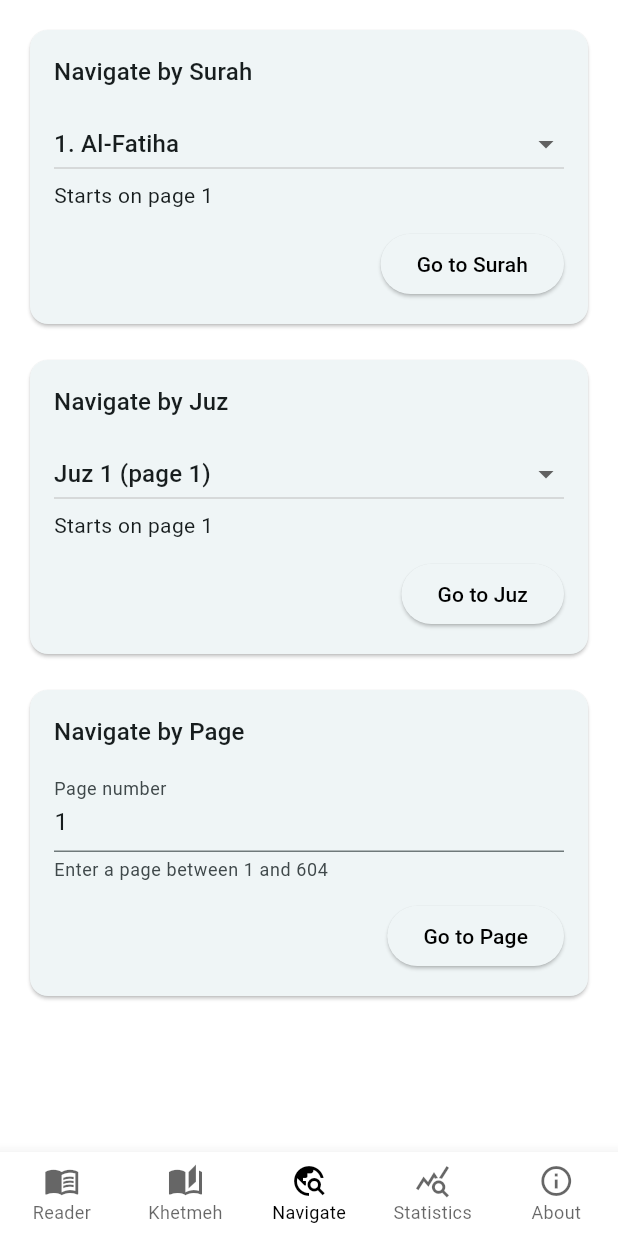
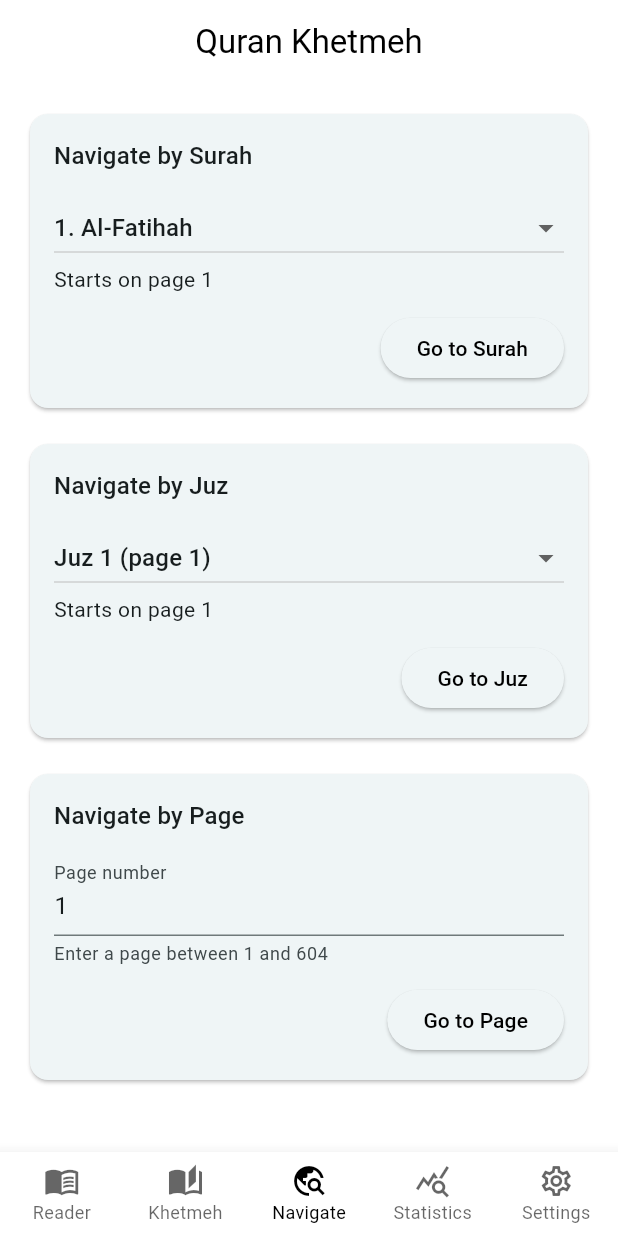
Before and after one commit to alialshishani/quran_sahaba, a Flutter app: the screen it shows after launch, item 3 of the bottom bar chosen, on a phone screen of 412 x 824 dp. Run offline on Flutter 3.47's test engine with Material 3 defaults, Android fonts, the phone set to English and light mode, and no system bars; our stand-ins replace shared_preferences.

Commit message:
khetmeh & arabization remaining

```diff
--- a/lib/home/home_page.dart
+++ b/lib/home/home_page.dart
@@ -104,6 +104,12 @@ class _MyHomePageState extends State<MyHomePage> {
     await prefs.setString(_statsStorageKey, jsonEncode(_dailyReadingCounts));
   }
 
+  void _toggleChrome() {
+    setState(() {
+      _isBottomBarVisible = !_isBottomBarVisible;
+    });
+  }
+
   void _handlePageChanged(int index) {
     final updatedPage = index + 1;
     setState(() {
@@ -116,13 +122,42 @@ class _MyHomePageState extends State<MyHomePage> {
 
   @override
   Widget build(BuildContext context) {
+    final bool showChrome = _tabIndex == 0 ? _isBottomBarVisible : true;
+
     return Scaffold(
+      appBar: AppBar(
+        backgroundColor: showChrome
+            ? Theme.of(context).appBarTheme.backgroundColor
+            : Colors.transparent,
+        foregroundColor: showChrome
+            ? Theme.of(context).appBarTheme.foregroundColor
+            : Colors.transparent,
+        elevation: 0,
+        centerTitle: true,
+        title: showChrome
+            ? Text(
+                _tabIndex == 0
+                    ? ' ${_currentSurahName ?? 'Surah'}'
+                    : 'Quran Khetmeh',
+              )
+            : const SizedBox.shrink(),
+        automaticallyImplyLeading: false,
+        actions: _tabIndex == 0 && showChrome
+            ? [
+                IconButton(
+                  icon: Icon(
+                    _isBottomBarVisible
+                        ? Icons.visibility_off
+                        : Icons.visibility,
+                  ),
+                  onPressed: _toggleChrome,
+                ),
+              ]
+            : null,
+      ),
       body: GestureDetector(
-        onTap: () {
-          setState(() {
-            _isBottomBarVisible = !_isBottomBarVisible;
-          });
-        },
+        behavior: HitTestBehavior.translucent,
+        onTap: _tabIndex == 0 ? _toggleChrome : null,
         child: switch (_tabIndex) {
           0 => _buildReaderTab(),
           1 => KhetmehTab(plans: khetmehPlans),
@@ -154,14 +189,14 @@ class _MyHomePageState extends State<MyHomePage> {
         removeBottom: true,
         removeTop: true,
         child: IgnorePointer(
-          ignoring: !_isBottomBarVisible,
+          ignoring: !showChrome,
           child: AnimatedSlide(
             duration: const Duration(milliseconds: 200),
             curve: Curves.easeInOut,
-            offset: _isBottomBarVisible ? Offset.zero : const Offset(0, 1),
+            offset: showChrome ? Offset.zero : const Offset(0, 1),
             child: AnimatedOpacity(
               duration: const Duration(milliseconds: 200),
-              opacity: _isBottomBarVisible ? 1.0 : 0.0,
+              opacity: showChrome ? 1.0 : 0.0,
               child: BottomNavigationBar(
                 type: BottomNavigationBarType.fixed,
                 selectedFontSize: 12,
@@ -176,6 +211,9 @@ class _MyHomePageState extends State<MyHomePage> {
                   if (index == _tabIndex) return;
                   setState(() {
                     _tabIndex = index;
+                    if (_tabIndex != 0) {
+                      _isBottomBarVisible = true;
+                    }
                   });
                   if (index == 0) {
                     _jumpToPageImmediately(_currentPage);
@@ -199,8 +237,8 @@ class _MyHomePageState extends State<MyHomePage> {
                     label: 'Statistics',
                   ),
                 BottomNavigationBarItem(
-                    icon: Icon(Icons.info_outline),
-                    label: 'About',
+                  icon: Icon(Icons.settings_outlined),
+                  label: 'Settings',
                 ),
                 ],
               ),
@@ -309,4 +347,12 @@ class _MyHomePageState extends State<MyHomePage> {
     );
     return totalPages / _dailyReadingCounts.length;
   }
+
+  String? get _currentSurahName {
+    final match = surahInfos.lastWhere(
+      (surah) => surah.page <= _currentPage,
+      orElse: () => surahInfos.first,
+    );
+    return match.name;
   }
+}
--- a/lib/models/quran_data.dart
+++ b/lib/models/quran_data.dart
@@ -53,120 +53,120 @@ const List<KhetmehPlan> khetmehPlans = [
 ];
 
 const List<SurahInfo> surahInfos = [
-  SurahInfo(number: 1, name: "Al-Fatiha", page: 1),
-  SurahInfo(number: 2, name: "Al-Baqara", page: 2),
-  SurahInfo(number: 3, name: "Aal-Imran", page: 45),
-  SurahInfo(number: 4, name: "An-Nisaa'", page: 69),
-  SurahInfo(number: 5, name: "Al-Ma'ida", page: 95),
-  SurahInfo(number: 6, name: "Al-An'am", page: 115),
-  SurahInfo(number: 7, name: "Al-A'raf", page: 136),
-  SurahInfo(number: 8, name: "Al-Anfal", page: 160),
-  SurahInfo(number: 9, name: "Al-Tawba", page: 169),
-  SurahInfo(number: 10, name: "Yunus", page: 187),
-  SurahInfo(number: 11, name: "Hud", page: 199),
-  SurahInfo(number: 12, name: "Yusuf", page: 212),
-  SurahInfo(number: 13, name: "Ar-Ra'd", page: 225),
-  SurahInfo(number: 14, name: "Ibrahim", page: 231),
-  SurahInfo(number: 15, name: "Al-Hijr", page: 237),
-  SurahInfo(number: 16, name: "An-Nahl", page: 242),
-  SurahInfo(number: 17, name: "Al-Israa", page: 255),
-  SurahInfo(number: 18, name: "Al-Kahf", page: 266),
-  SurahInfo(number: 19, name: "Maryam", page: 277),
-  SurahInfo(number: 20, name: "Ta-Ha", page: 284),
-  SurahInfo(number: 21, name: "Al-Anbiya", page: 294),
-  SurahInfo(number: 22, name: "Al-Hajj", page: 302),
-  SurahInfo(number: 23, name: "Al-Muminun", page: 311),
-  SurahInfo(number: 24, name: "An-Nur", page: 319),
-  SurahInfo(number: 25, name: "Al-Furqan", page: 329),
-  SurahInfo(number: 26, name: "Ash-Shuara", page: 335),
-  SurahInfo(number: 27, name: "An-Naml", page: 345),
-  SurahInfo(number: 28, name: "Al-Qasas", page: 354),
-  SurahInfo(number: 29, name: "Al-Ankabut", page: 364),
-  SurahInfo(number: 30, name: "Ar-Rum", page: 371),
-  SurahInfo(number: 31, name: "Luqman", page: 377),
-  SurahInfo(number: 32, name: "As-Sajdah", page: 381),
-  SurahInfo(number: 33, name: "Al-Ahzab", page: 383),
-  SurahInfo(number: 34, name: "Saba", page: 393),
-  SurahInfo(number: 35, name: "Fatir", page: 399),
-  SurahInfo(number: 36, name: "Yasin", page: 404),
-  SurahInfo(number: 37, name: "As-Saffat", page: 410),
-  SurahInfo(number: 38, name: "Sad", page: 417),
-  SurahInfo(number: 39, name: "Az-Zumar", page: 422),
-  SurahInfo(number: 40, name: "Ghafir", page: 431),
-  SurahInfo(number: 41, name: "Fussilat", page: 439),
-  SurahInfo(number: 42, name: "Ash-Shura", page: 445),
-  SurahInfo(number: 43, name: "Az-Zukhruf", page: 451),
-  SurahInfo(number: 44, name: "Ad-Dukhan", page: 457),
-  SurahInfo(number: 45, name: "Al-Jathiya", page: 460),
-  SurahInfo(number: 46, name: "Al-Ahqaf", page: 464),
-  SurahInfo(number: 47, name: "Muhammad", page: 468),
-  SurahInfo(number: 48, name: "Al-Fath", page: 472),
-  SurahInfo(number: 49, name: "Al-Hujurat", page: 477),
-  SurahInfo(number: 50, name: "Qaf", page: 479),
-  SurahInfo(number: 51, name: "Az-Zariyat", page: 482),
-  SurahInfo(number: 52, name: "At-Tur", page: 485),
-  SurahInfo(number: 53, name: "An-Najm", page: 487),
-  SurahInfo(number: 54, name: "Al-Qamar", page: 490),
-  SurahInfo(number: 55, name: "Ar-Rahman", page: 493),
-  SurahInfo(number: 56, name: "Al-Waqia", page: 496),
-  SurahInfo(number: 57, name: "Al-Hadid", page: 499),
-  SurahInfo(number: 58, name: "Al-Mujadilah", page: 504),
-  SurahInfo(number: 59, name: "Al-Hashr", page: 507),
-  SurahInfo(number: 60, name: "Al-Mumtahinah", page: 510),
-  SurahInfo(number: 61, name: "As-Saff", page: 513),
-  SurahInfo(number: 62, name: "Al-Jumu'ah", page: 515),
-  SurahInfo(number: 63, name: "Al-Munafiqun", page: 516),
-  SurahInfo(number: 64, name: "At-Taghabun", page: 518),
-  SurahInfo(number: 65, name: "At-Talaq", page: 520),
-  SurahInfo(number: 66, name: "At-Tahrim", page: 522),
-  SurahInfo(number: 67, name: "Al-Mulk", page: 524),
-  SurahInfo(number: 68, name: "Al-Qalam", page: 526),
-  SurahInfo(number: 69, name: "Al-Haqqah", page: 529),
-  SurahInfo(number: 70, name: "Al-Ma'arij", page: 531),
-  SurahInfo(number: 71, name: "Nuh", page: 533),
-  SurahInfo(number: 72, name: "Al-Jinn", page: 534),
-  SurahInfo(number: 73, name: "Al-Muzzammil", page: 537),
-  SurahInfo(number: 74, name: "Al-Muddaththir", page: 538),
-  SurahInfo(number: 75, name: "Al-Qiyamah", page: 540),
-  SurahInfo(number: 76, name: "Al-Insan", page: 542),
-  SurahInfo(number: 77, name: "Al-Mursalat", page: 544),
-  SurahInfo(number: 78, name: "An-Naba", page: 545),
-  SurahInfo(number: 79, name: "An-Naziat", page: 547),
-  SurahInfo(number: 80, name: "Abasa", page: 548),
-  SurahInfo(number: 81, name: "At-Takwir", page: 550),
-  SurahInfo(number: 82, name: "Al-Infitar", page: 551),
-  SurahInfo(number: 83, name: "Al-Mutaffifin", page: 552),
-  SurahInfo(number: 84, name: "Al-Inshiqaq", page: 553),
-  SurahInfo(number: 85, name: "Al-Buruj", page: 554),
-  SurahInfo(number: 86, name: "At-Tariq", page: 555),
-  SurahInfo(number: 87, name: "Al-Ala", page: 556),
-  SurahInfo(number: 88, name: "Al-Ghashiyah", page: 556),
-  SurahInfo(number: 89, name: "Al-Fajr", page: 557),
-  SurahInfo(number: 90, name: "Al-Balad", page: 559),
-  SurahInfo(number: 91, name: "Ash-Shams", page: 559),
-  SurahInfo(number: 92, name: "Al-Lail", page: 560),
-  SurahInfo(number: 93, name: "Ad-Duha", page: 561),
-  SurahInfo(number: 94, name: "Ash-Sharh", page: 561),
-  SurahInfo(number: 95, name: "At-Tin", page: 562),
-  SurahInfo(number: 96, name: "Al-Alaq", page: 562),
-  SurahInfo(number: 97, name: "Al-Qadr", page: 563),
-  SurahInfo(number: 98, name: "Al-Bayinah", page: 563),
-  SurahInfo(number: 99, name: "Az-Zalzalah", page: 564),
-  SurahInfo(number: 100, name: "Al-Adiyat", page: 564),
-  SurahInfo(number: 101, name: "Al-Qariah", page: 565),
-  SurahInfo(number: 102, name: "Al-Takathur", page: 565),
-  SurahInfo(number: 103, name: "Al-Asr", page: 566),
-  SurahInfo(number: 104, name: "Al-Humazah", page: 566),
-  SurahInfo(number: 105, name: "Al-Fil", page: 566),
-  SurahInfo(number: 106, name: "Quraish", page: 567),
-  SurahInfo(number: 107, name: "Al-Ma'un", page: 567),
-  SurahInfo(number: 108, name: "Al-Kauthar", page: 567),
-  SurahInfo(number: 109, name: "Al-Kafirun", page: 568),
-  SurahInfo(number: 110, name: "An-Nasr", page: 568),
-  SurahInfo(number: 111, name: "Al-Masad", page: 568),
-  SurahInfo(number: 112, name: "Al-Ikhlas", page: 569),
-  SurahInfo(number: 113, name: "Al-Falaq", page: 569),
-  SurahInfo(number: 114, name: "An-Nas", page: 569),
+  SurahInfo(number: 1, name: "Al-Fatihah", page: 1),
+  SurahInfo(number: 2, name: "Al-Baqarah", page: 2),
+  SurahInfo(number: 3, name: "Ali 'Imran", page: 50),
+  SurahInfo(number: 4, name: "An-Nisa", page: 77),
+  SurahInfo(number: 5, name: "Al-Ma'idah", page: 106),
+  SurahInfo(number: 6, name: "Al-An'am", page: 128),
+  SurahInfo(number: 7, name: "Al-A'raf", page: 151),
+  SurahInfo(number: 8, name: "Al-Anfal", page: 177),
+  SurahInfo(number: 9, name: "At-Tawbah", page: 187),
+  SurahInfo(number: 10, name: "Yunus", page: 208),
+  SurahInfo(number: 11, name: "Hud", page: 221),
+  SurahInfo(number: 12, name: "Yusuf", page: 235),
+  SurahInfo(number: 13, name: "Ar-Ra'd", page: 249),
+  SurahInfo(number: 14, name: "Ibrahim", page: 255),
+  SurahInfo(number: 15, name: "Al-Hijr", page: 262),
+  SurahInfo(number: 16, name: "An-Nahl", page: 267),
+  SurahInfo(number: 17, name: "Al-Isra", page: 282),
+  SurahInfo(number: 18, name: "Al-Kahf", page: 293),
+  SurahInfo(number: 19, name: "Maryam", page: 305),
+  SurahInfo(number: 20, name: "Taha", page: 312),
+  SurahInfo(number: 21, name: "Al-Anbya", page: 322),
+  SurahInfo(number: 22, name: "Al-Hajj", page: 332),
+  SurahInfo(number: 23, name: "Al-Mu'minun", page: 342),
+  SurahInfo(number: 24, name: "An-Nur", page: 350),
+  SurahInfo(number: 25, name: "Al-Furqan", page: 359),
+  SurahInfo(number: 26, name: "Ash-Shu'ara", page: 367),
+  SurahInfo(number: 27, name: "An-Naml", page: 377),
+  SurahInfo(number: 28, name: "Al-Qasas", page: 385),
+  SurahInfo(number: 29, name: "Al-'Ankabut", page: 396),
+  SurahInfo(number: 30, name: "Ar-Rum", page: 404),
+  SurahInfo(number: 31, name: "Luqman", page: 411),
+  SurahInfo(number: 32, name: "As-Sajdah", page: 415),
+  SurahInfo(number: 33, name: "Al-Ahzab", page: 418),
+  SurahInfo(number: 34, name: "Saba", page: 428),
+  SurahInfo(number: 35, name: "Fatir", page: 434),
+  SurahInfo(number: 36, name: "Ya-Sin", page: 440),
+  SurahInfo(number: 37, name: "As-Saffat", page: 446),
+  SurahInfo(number: 38, name: "Sad", page: 453),
+  SurahInfo(number: 39, name: "Az-Zumar", page: 458),
+  SurahInfo(number: 40, name: "Ghafir", page: 467),
+  SurahInfo(number: 41, name: "Fussilat", page: 477),
+  SurahInfo(number: 42, name: "Ash-Shuraa", page: 483),
+  SurahInfo(number: 43, name: "Az-Zukhruf", page: 489),
+  SurahInfo(number: 44, name: "Ad-Dukhan", page: 496),
+  SurahInfo(number: 45, name: "Al-Jathiyah", page: 499),
+  SurahInfo(number: 46, name: "Al-Ahqaf", page: 502),
+  SurahInfo(number: 47, name: "Muhammad", page: 507),
+  SurahInfo(number: 48, name: "Al-Fath", page: 511),
+  SurahInfo(number: 49, name: "Al-Hujurat", page: 515),
+  SurahInfo(number: 50, name: "Qaf", page: 518),
+  SurahInfo(number: 51, name: "Adh-Dhariyat", page: 520),
+  SurahInfo(number: 52, name: "At-Tur", page: 523),
+  SurahInfo(number: 53, name: "An-Najm", page: 526),
+  SurahInfo(number: 54, name: "Al-Qamar", page: 528),
+  SurahInfo(number: 55, name: "Ar-Rahman", page: 531),
+  SurahInfo(number: 56, name: "Al-Waqi'ah", page: 534),
+  SurahInfo(number: 57, name: "Al-Hadid", page: 537),
+  SurahInfo(number: 58, name: "Al-Mujadila", page: 542),
+  SurahInfo(number: 59, name: "Al-Hashr", page: 545),
+  SurahInfo(number: 60, name: "Al-Mumtahanah", page: 549),
+  SurahInfo(number: 61, name: "As-Saf", page: 551),
+  SurahInfo(number: 62, name: "Al-Jumu'ah", page: 553),
+  SurahInfo(number: 63, name: "Al-Munafiqun", page: 554),
+  SurahInfo(number: 64, name: "At-Taghabun", page: 556),
+  SurahInfo(number: 65, name: "At-Talaq", page: 558),
+  SurahInfo(number: 66, name: "At-Tahrim", page: 560),
+  SurahInfo(number: 67, name: "Al-Mulk", page: 562),
+  SurahInfo(number: 68, name: "Al-Qalam", page: 564),
+  SurahInfo(number: 69, name: "Al-Haqqah", page: 566),
+  SurahInfo(number: 70, name: "Al-Ma'arij", page: 568),
+  SurahInfo(number: 71, name: "Nuh", page: 570),
+  SurahInfo(number: 72, name: "Al-Jinn", page: 572),
+  SurahInfo(number: 73, name: "Al-Muzzammil", page: 574),
+  SurahInfo(number: 74, name: "Al-Muddaththir", page: 575),
+  SurahInfo(number: 75, name: "Al-Qiyamah", page: 577),
+  SurahInfo(number: 76, name: "Al-Insan", page: 578),
+  SurahInfo(number: 77, name: "Al-Mursalat", page: 580),
+  SurahInfo(number: 78, name: "An-Naba", page: 582),
+  SurahInfo(number: 79, name: "An-Nazi'at", page: 583),
+  SurahInfo(number: 80, name: "'Abasa", page: 585),
+  SurahInfo(number: 81, name: "At-Takwir", page: 586),
+  SurahInfo(number: 82, name: "Al-Infitar", page: 587),
+  SurahInfo(number: 83, name: "Al-Mutaffifin", page: 587),
+  SurahInfo(number: 84, name: "Al-Inshiqaq", page: 589),
+  SurahInfo(number: 85, name: "Al-Buruj", page: 590),
+  SurahInfo(number: 86, name: "At-Tariq", page: 591),
+  SurahInfo(number: 87, name: "Al-A'la", page: 591),
+  SurahInfo(number: 88, name: "Al-Ghashiyah", page: 592),
+  SurahInfo(number: 89, name: "Al-Fajr", page: 593),
+  SurahInfo(number: 90, name: "Al-Balad", page: 594),
+  SurahInfo(number: 91, name: "Ash-Shams", page: 595),
+  SurahInfo(number: 92, name: "Al-Layl", page: 595),
+  SurahInfo(number: 93, name: "Ad-Duhaa", page: 596),
+  SurahInfo(number: 94, name: "Ash-Sharh", page: 596),
+  SurahInfo(number: 95, name: "At-Tin", page: 597),
+  SurahInfo(number: 96, name: "Al-'Alaq", page: 597),
+  SurahInfo(number: 97, name: "Al-Qadr", page: 598),
+  SurahInfo(number: 98, name: "Al-Bayyinah", page: 598),
+  SurahInfo(number: 99, name: "Az-Zalzalah", page: 599),
+  SurahInfo(number: 100, name: "Al-'Adiyat", page: 599),
+  SurahInfo(number: 101, name: "Al-Qari'ah", page: 600),
+  SurahInfo(number: 102, name: "At-Takathur", page: 600),
+  SurahInfo(number: 103, name: "Al-'Asr", page: 601),
+  SurahInfo(number: 104, name: "Al-Humazah", page: 601),
+  SurahInfo(number: 105, name: "Al-Fil", page: 601),
+  SurahInfo(number: 106, name: "Quraysh", page: 602),
+  SurahInfo(number: 107, name: "Al-Ma'un", page: 602),
+  SurahInfo(number: 108, name: "Al-Kawthar", page: 602),
+  SurahInfo(number: 109, name: "Al-Kafirun", page: 603),
+  SurahInfo(number: 110, name: "An-Nasr", page: 603),
+  SurahInfo(number: 111, name: "Al-Masad", page: 603),
+  SurahInfo(number: 112, name: "Al-Ikhlas", page: 604),
+  SurahInfo(number: 113, name: "Al-Falaq", page: 604),
+  SurahInfo(number: 114, name: "An-Nas", page: 604),
 ];
 
 const List<JuzInfo> juzInfos = [
```
Also changed, not shown: 1 other file. Lines whose indentation alone changed are shown as unchanged.
